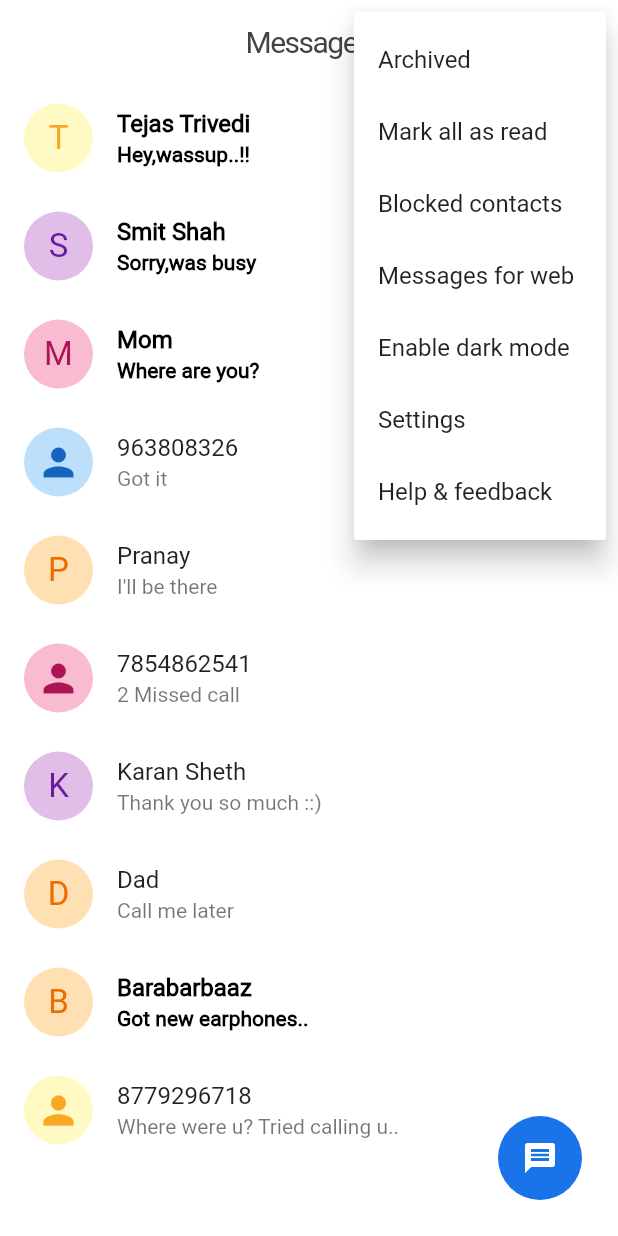
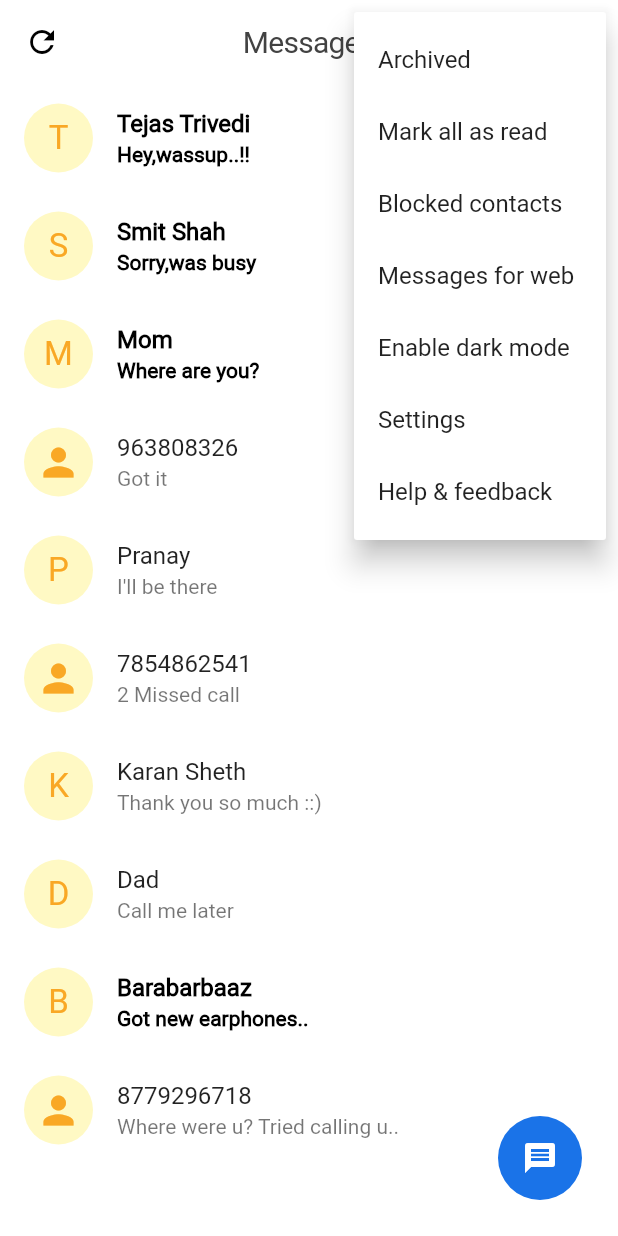
Before and after one commit to shah-raj/Flutter-Message-App-Clone, a Flutter app: the screen it shows after launch, after a tap on the "more vert" icon, on a phone screen of 412 x 824 dp. Run offline on Flutter 3.47's test engine with Material 2 defaults, Android fonts, the phone set to English and light mode, and no system bars.

```diff
--- a/lib/main.dart
+++ b/lib/main.dart
@@ -1,7 +1,10 @@
 import 'package:flutter/material.dart';
 import 'ui/home.dart';
 
-void main() => runApp(MessagesApp());
+void main() {
+  WidgetsFlutterBinding.ensureInitialized();
+  runApp(MessagesApp());
+}
 
 class MessagesApp extends StatelessWidget {
   @override
@@ -10,8 +13,15 @@ class MessagesApp extends StatelessWidget {
       title: 'The Android Messages App Clone in Flutter.',
       debugShowCheckedModeBanner: false,
       theme: ThemeData(
-          primaryColor: Colors.white,
-          accentColor: Colors.black,
+        primaryColor: Colors.white,
+        accentColor: Colors.black,
+        tooltipTheme: TooltipThemeData(
+          margin: EdgeInsets.all(2),
+          textStyle: TextStyle(
+            fontFamily: 'Roboto',
+            color: Colors.white
+          ),
+        ),
       ),
       home: Home(),
     );
--- a/lib/models/message.dart
+++ b/lib/models/message.dart
@@ -7,5 +7,14 @@ class Message {
   bool isInContactList;
   MaterialColor backgroundColor;
 
-  Message({this.from,this.message,this.isRead,this.isInContactList,this.backgroundColor});
+  Message({
+    this.from,
+    this.message,
+    this.isRead,
+    this.isInContactList,
+    this.backgroundColor,
+  });
+  String get getFrom => this.from;
+  String get getMessge => this.message;
+  // bool get getRead => this.isRead;
 }
--- a/lib/ui/home.dart
+++ b/lib/ui/home.dart
@@ -3,6 +3,7 @@ import 'dart:math';
 import 'package:flutter/material.dart';
 import 'package:flutter/rendering.dart';
 import 'package:flutter_messages_clone/models/message.dart';
+import 'package:flutter_messages_clone/ui/utility/mockdata.dart';
 import 'utility/HexColor.dart';
 import 'OptionMenu.dart';
 
@@ -18,95 +19,31 @@ class _HomeState extends State<Home> {
   double _width = 56.0;
   bool isExtended = false;
   double appBarElevation = 0;
+  bool isLoading = false;
 
   @override
   void initState() {
-    createSomePredefinedColors();
+    // createSomePredefinedColors();
     createDummyData();
     super.initState();
   }
 
   // Predefined colors for random selection
-  void createSomePredefinedColors() {
-    myCustomMaterialColors.add(Colors.yellow);
-    myCustomMaterialColors.add(Colors.orange);
-    myCustomMaterialColors.add(Colors.purple);
-    myCustomMaterialColors.add(Colors.pink);
-    myCustomMaterialColors.add(Colors.blue);
-  }
-
   // Dummy Messages
-  void createDummyData() {
-    messages.add(Message(
-        from: "Tejas Trivedi",
-        message: "Hey,wassup..!!",
-        isRead: false,
-        isInContactList: true,
-        backgroundColor: myCustomMaterialColors[
-            random.nextInt(myCustomMaterialColors.length)]));
-    messages.add(Message(
-        from: "Smit Shah",
-        message: "Sorry,was busy",
-        isRead: false,
-        isInContactList: true,
-        backgroundColor: myCustomMaterialColors[
-            random.nextInt(myCustomMaterialColors.length)]));
-    messages.add(Message(
-        from: "Mom",
-        message: "Where are you?",
-        isRead: false,
-        isInContactList: true,
-        backgroundColor: myCustomMaterialColors[
-            random.nextInt(myCustomMaterialColors.length)]));
-    messages.add(Message(
-        from: "963808326",
-        message: "Got it",
-        isRead: true,
-        isInContactList: false,
-        backgroundColor: myCustomMaterialColors[
-            random.nextInt(myCustomMaterialColors.length)]));
-    messages.add(Message(
-        from: "Pranay",
-        message: "I'll be there",
-        isRead: true,
-        isInContactList: true,
-        backgroundColor: myCustomMaterialColors[
-            random.nextInt(myCustomMaterialColors.length)]));
-    messages.add(Message(
-        from: "7854862541",
-        message: "2 Missed call",
-        isRead: true,
-        isInContactList: false,
-        backgroundColor: myCustomMaterialColors[
-            random.nextInt(myCustomMaterialColors.length)]));
-    messages.add(Message(
-        from: "Karan Sheth",
-        message: "Thank you so much ::)",
-        isRead: true,
-        isInContactList: true,
-        backgroundColor: myCustomMaterialColors[
-            random.nextInt(myCustomMaterialColors.length)]));
-    messages.add(Message(
-        from: "Dad",
-        message: "Call me later",
-        isRead: true,
-        isInContactList: true,
-        backgroundColor: myCustomMaterialColors[
-            random.nextInt(myCustomMaterialColors.length)]));
-    messages.add(Message(
-        from: "Barabarbaaz",
-        message: "Got new earphones..",
-        isRead: false,
-        isInContactList: true,
-        backgroundColor: myCustomMaterialColors[
-            random.nextInt(myCustomMaterialColors.length)]));
-    messages.add(Message(
-        from: "8779296718",
-        message: "Where were u? Tried calling u..",
-        isRead: true,
-        isInContactList: false,
-        backgroundColor: myCustomMaterialColors[
-            random.nextInt(myCustomMaterialColors.length)]));
+  void createDummyData() async {
+    setState(() {
+      isLoading = true;
+      messages = [];
+    });
+    await loadData().then((value) {
+      value.forEach((element) {
+        messages.add(element);
+      });
+    });
+    print('Loaded all messages');
+    setState(() {
+      isLoading = false;
+    });
   }
 
   @override
@@ -115,9 +52,9 @@ class _HomeState extends State<Home> {
       appBar: AppBar(
         title: Text('Messages',
             style: TextStyle(
-              letterSpacing: -1,
+                letterSpacing: -0.5,
                 color: Colors.grey[800],
-            )),
+                fontFamily: 'Roboto')),
         elevation: appBarElevation,
         centerTitle: true,
         actions: <Widget>[
@@ -126,69 +63,23 @@ class _HomeState extends State<Home> {
             child: Icon(
               Icons.search,
               color: Colors.grey[800],
-              )),
+            ),
+          ),
           Container(
             child: OptionMenu(),
           )
         ],
-      ),
-      body: Container(
-          color: Colors.white,
-          child: NotificationListener<ScrollNotification>(
-            onNotification: (scrollNotification) {
-              if (scrollNotification is UserScrollNotification) {
-                switch (scrollNotification.direction) {
-                  case ScrollDirection.reverse:
-                    _extendFab(true);
-                    break;
-                  case ScrollDirection.forward:
-                    _extendFab(false);
-                    break;
-                  case ScrollDirection.idle:
-                    break;
-                }
-              }
-            },
-            child: ListView.builder(
-                itemCount: messages.length,
-                itemBuilder: (context, index) {
-                  return ListTile(
-                    leading: CircleAvatar(
-                      backgroundColor: messages[index].backgroundColor.withOpacity(0.3),
-                      radius: 23,
-                      child: messages[index].isInContactList
-                          ? Text(
-                              '${messages[index].from.substring(0, 1)}',
-                              style: TextStyle(
-                                  fontSize: 22,
-                                  color:
-                                      messages[index].backgroundColor.shade800),
-                            )
-                          : Icon(
-                              Icons.person,
-                              size: 30,
-                              color: messages[index].backgroundColor.shade800,
+        leading: IconButton(
+          icon: Icon(Icons.refresh),
+          onPressed: createDummyData,
         ),
       ),
-                    title: Text(
-                      '${messages[index].from}',
-                      style: TextStyle(
-                          fontWeight: messages[index].isRead
-                              ? FontWeight.normal
-                              : FontWeight.bold,
-                          color: messages[index].isRead ? null : Colors.black),
+      body: Stack(
+        children: [
+          showMessages(),
+          showCircularProgress(),
+        ],
       ),
-                    subtitle: Text(
-                      '${messages[index].message}',
-                      style: TextStyle(
-                          fontWeight: messages[index].isRead
-                              ? FontWeight.normal
-                              : FontWeight.bold,
-                          color: messages[index].isRead ? null : Colors.black),
-                    ),
-                  );
-                }),
-          )),
       floatingActionButton: AnimatedContainer(
         height: 56,
         width: _width,
@@ -228,6 +119,154 @@ class _HomeState extends State<Home> {
     );
   }
 
+  Widget showMessages() {
+    return Container(
+      color: Colors.white,
+      child: NotificationListener<ScrollNotification>(
+        onNotification: (scrollNotification) {
+          if (scrollNotification is UserScrollNotification) {
+            switch (scrollNotification.direction) {
+              case ScrollDirection.reverse:
+                _extendFab(true);
+                break;
+              case ScrollDirection.forward:
+                _extendFab(false);
+                break;
+              case ScrollDirection.idle:
+                break;
+            }
+          }
+        },
+        child: ListView.builder(
+            itemCount: messages.length,
+            itemBuilder: (context, index) {
+              return ListTile(
+                leading: Hero(
+                  tag: "$index",
+                  child: CircleAvatar(
+                    backgroundColor:
+                        messages[index].backgroundColor.withOpacity(0.3),
+                    radius: 23,
+                    child: messages[index].isInContactList
+                        ? Text(
+                            '${messages[index].from.substring(0, 1)}',
+                            style: TextStyle(
+                              fontSize: 22,
+                              color: messages[index].backgroundColor.shade800,
+                            ),
+                          )
+                        : Icon(
+                            Icons.person,
+                            size: 30,
+                            color: messages[index].backgroundColor.shade800,
+                          ),
+                  ),
+                ),
+                title: Text(
+                  '${messages[index].from}',
+                  style: TextStyle(
+                    fontWeight: messages[index].isRead
+                        ? FontWeight.normal
+                        : FontWeight.bold,
+                    color: messages[index].isRead ? null : Colors.black,
+                  ),
+                ),
+                subtitle: Text(
+                  '${messages[index].message}',
+                  style: TextStyle(
+                    fontWeight: messages[index].isRead
+                        ? FontWeight.normal
+                        : FontWeight.bold,
+                    color: messages[index].isRead ? null : Colors.black,
+                  ),
+                ),
+                onTap: () {
+                  Navigator.of(context).push(
+                    new MaterialPageRoute(
+                      builder: (context) {
+                        return Scaffold(
+                          body: Center(
+                            child: Column(
+                              mainAxisAlignment: MainAxisAlignment.center,
+                              crossAxisAlignment: CrossAxisAlignment.center,
+                              children: [
+                                Hero(
+                                  tag: "$index",
+                                  child: CircleAvatar(
+                                    backgroundColor: messages[index]
+                                        .backgroundColor
+                                        .withOpacity(0.3),
+                                    radius: 40,
+                                    child: messages[index].isInContactList
+                                        ? Text(
+                                            '${messages[index].from.substring(0, 1)}',
+                                            style: TextStyle(
+                                              fontSize: 22,
+                                              color: messages[index]
+                                                  .backgroundColor
+                                                  .shade800,
+                                            ),
+                                          )
+                                        : Icon(
+                                            Icons.person,
+                                            size: 30,
+                                            color: messages[index]
+                                                .backgroundColor
+                                                .shade800,
+                                          ),
+                                  ),
+                                ),
+                                Padding(
+                                  child: Text(
+                                    messages[index].message,
+                                    style: TextStyle(
+                                      fontSize: 20,
+                                      fontWeight: messages[index].isRead
+                                          ? FontWeight.normal
+                                          : FontWeight.bold,
+                                    ),
+                                  ),
+                                  padding: EdgeInsets.all(10),
+                                ),
+                                Padding(
+                                  padding: EdgeInsets.all(10),
+                                  child: IconButton(
+                                    color: Theme.of(context).primaryColorDark,
+                                    tooltip: 'Go back',
+                                    icon: Icon(Icons.arrow_back),
+                                    onPressed: () {
+                                      Navigator.of(context).pop();
+                                    },
+                                  ),
+                                )
+                              ],
+                            ),
+                          ),
+                        );
+                      },
+                    ),
+                  );
+                },
+              );
+            }),
+      ),
+    );
+  }
+
+  Widget showCircularProgress() {
+    if (isLoading) {
+      return Center(
+        child: CircularProgressIndicator(
+          strokeWidth: 2,
+        ),
+      );
+    }
+    return Container(
+      height: 0.0,
+      width: 0.0,
+    );
+  }
+
   _extendFab(bool isExtend) {
     setState(() {
       isExtended = isExtend;
@@ -237,9 +276,5 @@ class _HomeState extends State<Home> {
   }
 }
 
-
-
-
-
 //TODO library match coding standard with pedro
 //Different option for color
```
Also changed, not shown: lib/ui/utility/mockdata.dart (added, +92 -0 lines), pubspec.lock, 2 other files. Lines whose indentation alone changed are shown as unchanged.
